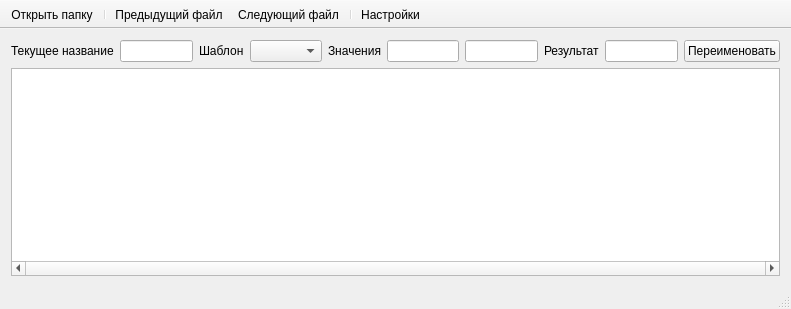
This is mainwindow.ui in stepany4/CustomImageFileRenamer as Qt 5 draws it before an edit. The edited form follows.
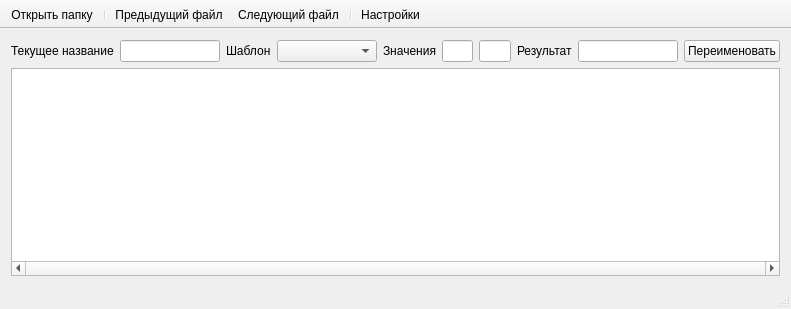
This is the edited form. Icons and pictures are not drawn.

What changed in the file:
```diff
--- a/mainwindow.ui
+++ b/mainwindow.ui
@@ -25,7 +25,14 @@
        </widget>
       </item>
       <item>
-       <widget class="QLineEdit" name="lineEditCurName"/>
+       <widget class="QLineEdit" name="lineEditCurName">
+        <property name="minimumSize">
+         <size>
+          <width>100</width>
+          <height>0</height>
+         </size>
+        </property>
+       </widget>
       </item>
       <item>
        <widget class="QLabel" name="labelTemplate">
@@ -35,7 +42,20 @@
        </widget>
       </item>
       <item>
-       <widget class="QComboBox" name="cbTemplate"/>
+       <widget class="QComboBox" name="cbTemplate">
+        <property name="sizePolicy">
+         <sizepolicy hsizetype="MinimumExpanding" vsizetype="Fixed">
+          <horstretch>0</horstretch>
+          <verstretch>0</verstretch>
+         </sizepolicy>
+        </property>
+        <property name="minimumSize">
+         <size>
+          <width>100</width>
+          <height>0</height>
+         </size>
+        </property>
+       </widget>
       </item>
       <item>
        <widget class="QLabel" name="labelValues">
@@ -58,7 +78,14 @@
        </widget>
       </item>
       <item>
-       <widget class="QLineEdit" name="lineEditResult"/>
+       <widget class="QLineEdit" name="lineEditResult">
+        <property name="minimumSize">
+         <size>
+          <width>100</width>
+          <height>0</height>
+         </size>
+        </property>
+       </widget>
       </item>
       <item>
        <widget class="QPushButton" name="btnRename">
```
